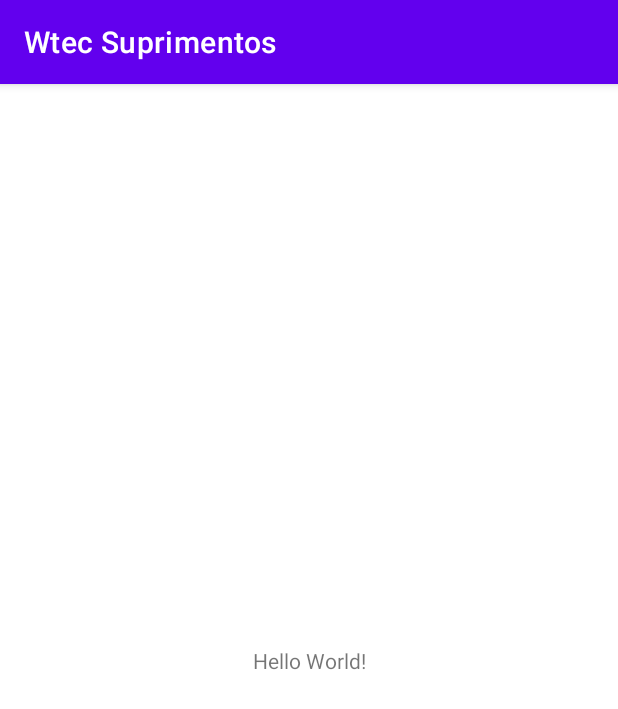
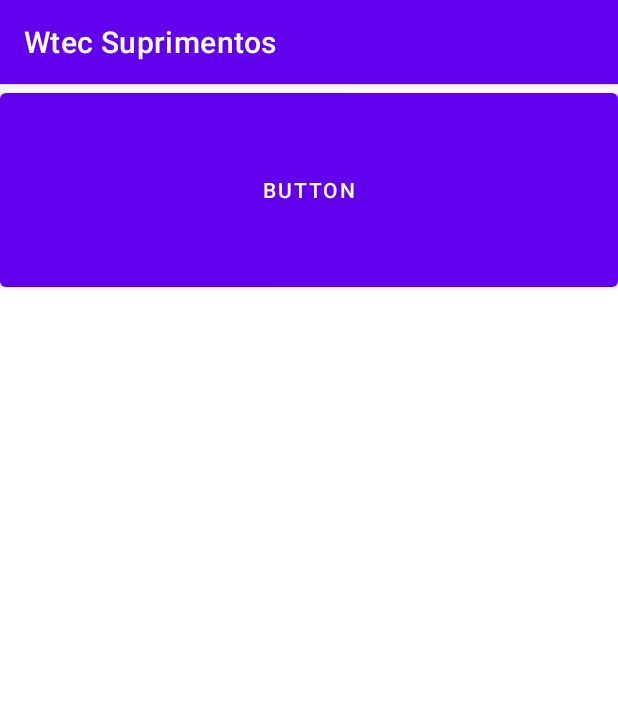
Before and after one commit to danielhlima/wtec-suprimentos-fiap-android-app, an Android app: the screen it shows after launch (MainActivity), on a phone screen of 412 x 824 dp. Shown: the top 709 px of the screen. Run offline under Robolectric (Android 15) with nearby library versions, the phone set to English and light mode, and no system bars; our stand-ins replace Room's generated code.

Commit message:
Registering new customuer internally

```diff
--- a/app/src/main/java/br/com/wtecsuprimentos/device/data/AppDatabase.java
+++ b/app/src/main/java/br/com/wtecsuprimentos/device/data/AppDatabase.java
@@ -17,7 +17,7 @@ import br.com.wtecsuprimentos.device.data.models.CustomerModel;
 @Database(entities = {CustomerModel.class}, version = 1, exportSchema = false)
 public abstract class AppDatabase extends RoomDatabase {
 
-    private static final String LOG_TAG = AppDatabase.class.getSimpleName();
+    private static final String LOG_TAG = "DABUEK";
     private static final Object LOCK = new Object();
     private static final String DATABASE_NAME = "wtecdatabase";
     private static AppDatabase sInstance;
--- a/app/src/main/java/br/com/wtecsuprimentos/view/bus/RegisterCustomerView.java
+++ b/app/src/main/java/br/com/wtecsuprimentos/view/bus/RegisterCustomerView.java
@@ -4,5 +4,5 @@ import br.com.wtecsuprimentos.domain.bus.DataIn;
 import br.com.wtecsuprimentos.domain.entities.Customer;
 
 public interface RegisterCustomerView extends DataIn.Callback {
-    void RegisterCustomer(Customer customer, DataIn.Callback callback);
+    void registerCustomer(Customer customer, DataIn.Callback callback);
 }
--- a/app/src/main/java/br/com/wtecsuprimentos/view/fragments/RegisterCustomerFragment.java
+++ b/app/src/main/java/br/com/wtecsuprimentos/view/fragments/RegisterCustomerFragment.java
@@ -1,4 +1,4 @@
-package br.com.wtecsuprimentos.view;
+package br.com.wtecsuprimentos.view.fragments;
 
 import android.os.Bundle;
 
--- a/app/src/main/java/br/com/wtecsuprimentos/view/viewmodel/RegisterCustomerViewModel.java
+++ b/app/src/main/java/br/com/wtecsuprimentos/view/viewmodel/RegisterCustomerViewModel.java
@@ -22,7 +22,7 @@ public class RegisterCustomerViewModel extends AndroidViewModel implements Regis
     }
 
     @Override
-    public void RegisterCustomer(Customer customer, DataIn.Callback callback) {
+    public void registerCustomer(Customer customer, DataIn.Callback callback) {
         this.callback = callback;
         registerCustomerPresenter.registerCustomer(customer);
     }
--- a/app/src/main/res/layout/activity_main.xml
+++ b/app/src/main/res/layout/activity_main.xml
@@ -1,18 +1,16 @@
 <?xml version="1.0" encoding="utf-8"?>
-<androidx.constraintlayout.widget.ConstraintLayout xmlns:android="http://schemas.android.com/apk/res/android"
+<FrameLayout xmlns:android="http://schemas.android.com/apk/res/android"
     xmlns:app="http://schemas.android.com/apk/res-auto"
     xmlns:tools="http://schemas.android.com/tools"
     android:layout_width="match_parent"
-    android:layout_height="match_parent"
-    tools:context=".MainActivity">
+    android:layout_height="match_parent">
 
-    <TextView
-        android:layout_width="wrap_content"
-        android:layout_height="wrap_content"
-        android:text="Hello World!"
-        app:layout_constraintBottom_toBottomOf="parent"
-        app:layout_constraintLeft_toLeftOf="parent"
-        app:layout_constraintRight_toRightOf="parent"
-        app:layout_constraintTop_toTopOf="parent" />
+    <fragment
+        android:id="@+id/nav_host"
+        android:name="androidx.navigation.fragment.NavHostFragment"
+        android:layout_width="match_parent"
+        android:layout_height="match_parent"
+        app:defaultNavHost="true"
+        app:navGraph="@navigation/nav_graph" />
 
-</androidx.constraintlayout.widget.ConstraintLayout>
+</FrameLayout>
--- a/app/src/main/res/layout/fragment_register_customer.xml
+++ b/app/src/main/res/layout/fragment_register_customer.xml
@@ -3,12 +3,12 @@
     xmlns:tools="http://schemas.android.com/tools"
     android:layout_width="match_parent"
     android:layout_height="match_parent"
-    tools:context=".view.RegisterCustomerFragment">
+    tools:context=".view.fragments.RegisterCustomerFragment">
 
-    <!-- TODO: Update blank fragment layout -->
-    <TextView
+
+    <Button
+        android:id="@+id/button"
         android:layout_width="match_parent"
-        android:layout_height="match_parent"
-        android:text="@string/hello_blank_fragment" />
-
+        android:layout_height="141dp"
+        android:text="Button" />
 </FrameLayout>
--- a/app/src/main/res/navigation/nav_graph.xml
+++ b/app/src/main/res/navigation/nav_graph.xml
@@ -1,5 +1,14 @@
 <?xml version="1.0" encoding="utf-8"?>
 <navigation xmlns:android="http://schemas.android.com/apk/res/android"
-    xmlns:app="http://schemas.android.com/apk/res-auto" android:id="@+id/nav_graph">
+    xmlns:app="http://schemas.android.com/apk/res-auto"
+    xmlns:tools="http://schemas.android.com/tools"
+    android:id="@+id/nav_graph"
+    app:startDestination="@id/dest_home">
+
+    <fragment
+        android:id="@+id/dest_home"
+        android:name="br.com.wtecsuprimentos.view.fragments.RegisterCustomerFragment"
+        android:label="fragment_home"
+        tools:layout="@layout/fragment_register_customer"/>
 
 </navigation>
```
